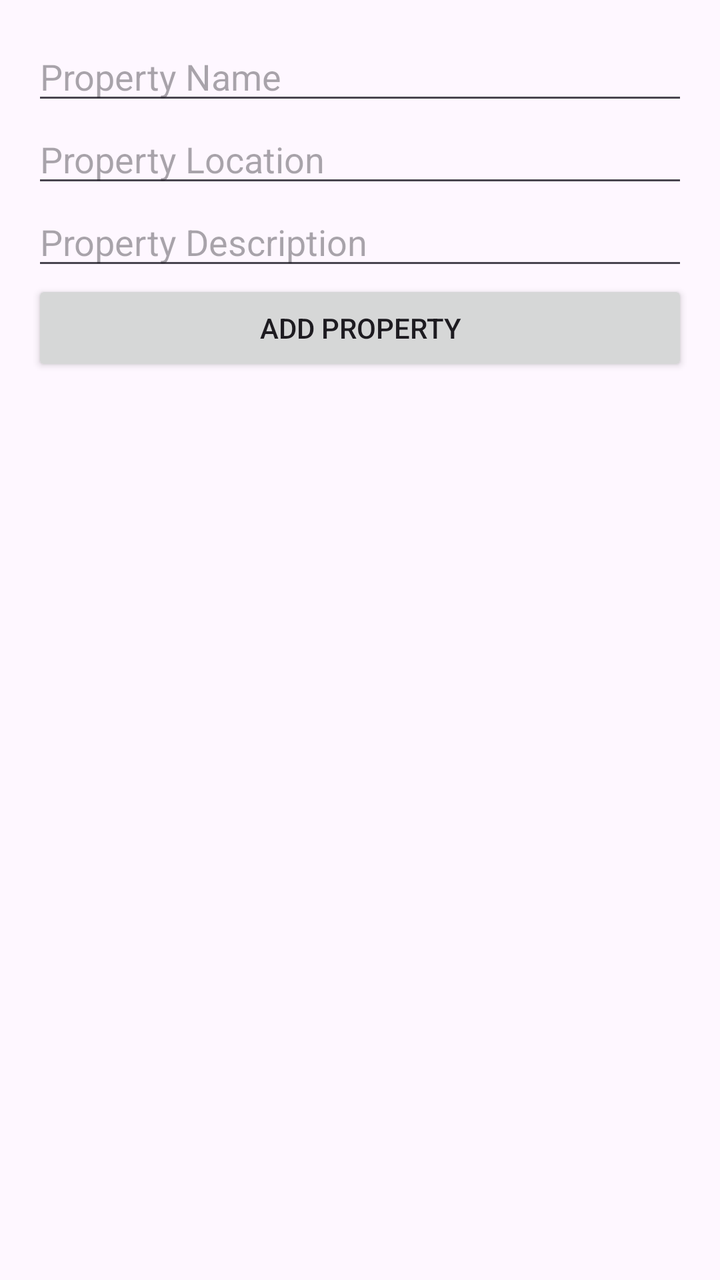
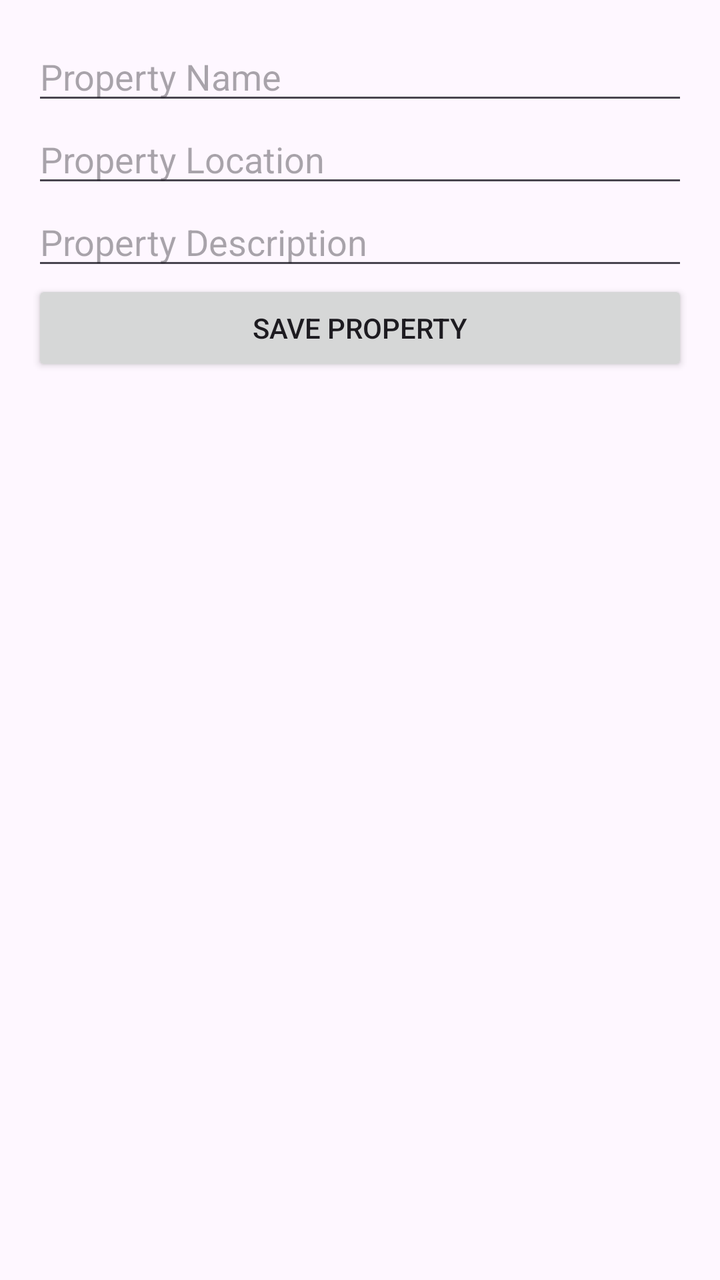

An Android layout rendered at two revisions. The XML below is the earlier revision; the diff shows what the commit changed to produce the second picture.
<!-- AndroidManifest.xml: application theme Theme.RENDBB -->
<!-- res/layout/activity_add_property.xml -->
<?xml version="1.0" encoding="utf-8"?>
<LinearLayout xmlns:android="http://schemas.android.com/apk/res/android"
    android:layout_width="match_parent"
    android:layout_height="match_parent"
    android:orientation="vertical"
    android:padding="16dp">

    <EditText
        android:id="@+id/nameEditText"
        android:layout_width="match_parent"
        android:layout_height="wrap_content"
        android:hint="@string/property_name"
        android:inputType="text"
        android:autofillHints="name" />

    <EditText
        android:id="@+id/locationEditText"
        android:layout_width="match_parent"
        android:layout_height="wrap_content"
        android:hint="@string/property_location"
        android:inputType="text"
        android:autofillHints="address" />

    <EditText
        android:id="@+id/descriptionEditText"
        android:layout_width="match_parent"
        android:layout_height="wrap_content"
        android:hint="@string/property_description"
        android:inputType="text"
        android:autofillHints="description" />

    <Button
        android:id="@+id/addButton"
        android:layout_width="match_parent"
        android:layout_height="wrap_content"
        android:text="@string/add_property" />
</LinearLayout>
<!-- resources referenced by this layout -->
<resources>
  <string name="add_property">Add Property</string>
  <string name="property_description">Property Description</string>
  <string name="property_location">Property Location</string>
  <string name="property_name">Property Name</string>
  <style name="Theme.RENDBB" parent="Base.Theme.RENDBB" />
  <style name="Base.Theme.RENDBB" parent="Theme.Material3.DayNight.NoActionBar">
          
          
      </style>
</resources>

<!-- the commit's change to res/layout/activity_add_property.xml (unified diff, before → after) -->
@@ -6,32 +6,26 @@
     android:padding="16dp">
 
     <EditText
-        android:id="@+id/nameEditText"
+        android:id="@+id/propertyNameField"
         android:layout_width="match_parent"
         android:layout_height="wrap_content"
-        android:hint="@string/property_name"
-        android:inputType="text"
-        android:autofillHints="name" />
+        android:hint="Property Name" />
 
     <EditText
-        android:id="@+id/locationEditText"
+        android:id="@+id/propertyLocationField"
         android:layout_width="match_parent"
         android:layout_height="wrap_content"
-        android:hint="@string/property_location"
-        android:inputType="text"
-        android:autofillHints="address" />
+        android:hint="Property Location" />
 
     <EditText
-        android:id="@+id/descriptionEditText"
+        android:id="@+id/propertyDescriptionField"
         android:layout_width="match_parent"
         android:layout_height="wrap_content"
-        android:hint="@string/property_description"
-        android:inputType="text"
-        android:autofillHints="description" />
+        android:hint="Property Description" />
 
     <Button
-        android:id="@+id/addButton"
+        android:id="@+id/savePropertyButton"
         android:layout_width="match_parent"
         android:layout_height="wrap_content"
-        android:text="@string/add_property" />
+        android:text="Save Property" />
 </LinearLayout>
<!-- resource entries referenced after the edit -->
@@ -1,9 +1,5 @@
 <!-- resources referenced by this layout -->
 <resources>
-  <string name="add_property">Add Property</string>
-  <string name="property_description">Property Description</string>
-  <string name="property_location">Property Location</string>
-  <string name="property_name">Property Name</string>
   <style name="Theme.RENDBB" parent="Base.Theme.RENDBB" />
   <style name="Base.Theme.RENDBB" parent="Theme.Material3.DayNight.NoActionBar">
           
